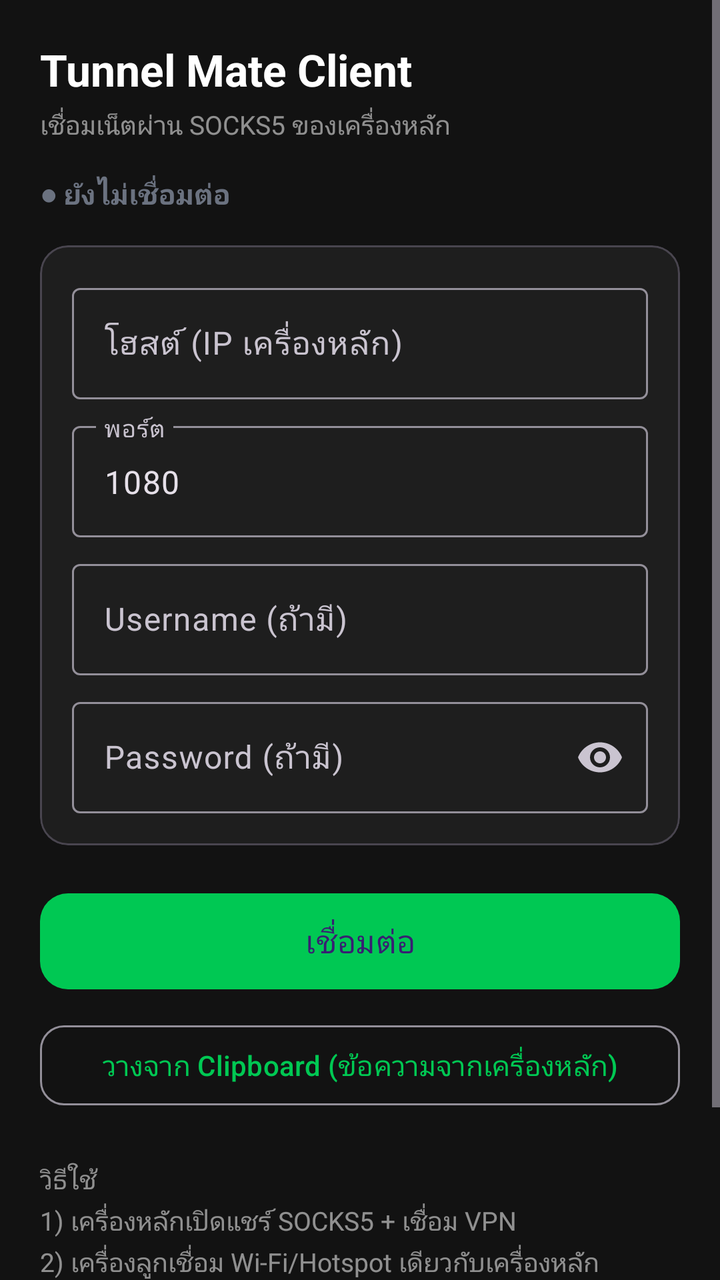
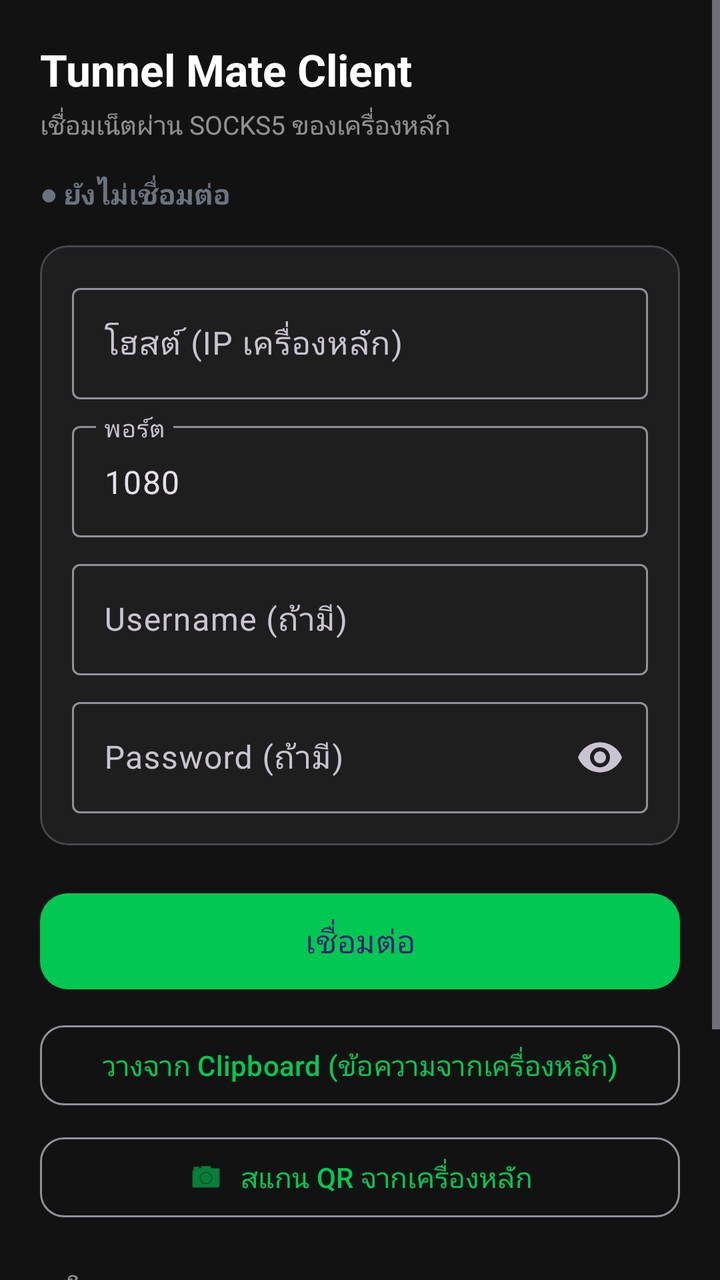

The first picture is an Android layout as it rendered before a commit; the second is the same layout after the commit. The layout source and the unified diff follow.
<!-- AndroidManifest.xml: application theme Theme.TunnelMateClient -->
<!-- res/layout/activity_client_main.xml -->
<?xml version="1.0" encoding="utf-8"?>
<ScrollView xmlns:android="http://schemas.android.com/apk/res/android"
    xmlns:app="http://schemas.android.com/apk/res-auto"
    android:layout_width="match_parent"
    android:layout_height="match_parent"
    android:background="@color/bg"
    android:fillViewport="true">

    <LinearLayout
        android:layout_width="match_parent"
        android:layout_height="wrap_content"
        android:orientation="vertical"
        android:padding="20dp">

        <TextView
            android:layout_width="match_parent"
            android:layout_height="wrap_content"
            android:text="Tunnel Mate Client"
            android:textColor="@color/text"
            android:textSize="22sp"
            android:textStyle="bold" />

        <TextView
            android:layout_width="match_parent"
            android:layout_height="wrap_content"
            android:layout_marginTop="4dp"
            android:text="เชื่อมเน็ตผ่าน SOCKS5 ของเครื่องหลัก"
            android:textColor="@color/muted"
            android:textSize="13sp" />

        <TextView
            android:id="@+id/txtStatus"
            android:layout_width="match_parent"
            android:layout_height="wrap_content"
            android:layout_marginTop="16dp"
            android:text="● ยังไม่เชื่อมต่อ"
            android:textColor="@color/gray"
            android:textSize="14sp"
            android:textStyle="bold" />

        <com.google.android.material.card.MaterialCardView
            android:layout_width="match_parent"
            android:layout_height="wrap_content"
            android:layout_marginTop="16dp"
            app:cardBackgroundColor="@color/card"
            app:cardCornerRadius="14dp"
            app:cardElevation="0dp">

            <LinearLayout
                android:layout_width="match_parent"
                android:layout_height="wrap_content"
                android:orientation="vertical"
                android:padding="16dp">

                <com.google.android.material.textfield.TextInputLayout
                    android:layout_width="match_parent"
                    android:layout_height="wrap_content"
                    android:hint="โฮสต์ (IP เครื่องหลัก)">

                    <com.google.android.material.textfield.TextInputEditText
                        android:id="@+id/edtHost"
                        android:layout_width="match_parent"
                        android:layout_height="wrap_content"
                        android:inputType="text"
                        android:maxLines="1" />
                </com.google.android.material.textfield.TextInputLayout>

                <com.google.android.material.textfield.TextInputLayout
                    android:layout_width="match_parent"
                    android:layout_height="wrap_content"
                    android:layout_marginTop="8dp"
                    android:hint="พอร์ต">

                    <com.google.android.material.textfield.TextInputEditText
                        android:id="@+id/edtPort"
                        android:layout_width="match_parent"
                        android:layout_height="wrap_content"
                        android:inputType="number"
                        android:maxLines="1"
                        android:text="1080" />
                </com.google.android.material.textfield.TextInputLayout>

                <com.google.android.material.textfield.TextInputLayout
                    android:layout_width="match_parent"
                    android:layout_height="wrap_content"
                    android:layout_marginTop="8dp"
                    android:hint="Username (ถ้ามี)">

                    <com.google.android.material.textfield.TextInputEditText
                        android:id="@+id/edtUser"
                        android:layout_width="match_parent"
                        android:layout_height="wrap_content"
                        android:inputType="text"
                        android:maxLines="1" />
                </com.google.android.material.textfield.TextInputLayout>

                <com.google.android.material.textfield.TextInputLayout
                    android:layout_width="match_parent"
                    android:layout_height="wrap_content"
                    android:layout_marginTop="8dp"
                    android:hint="Password (ถ้ามี)"
                    app:endIconMode="password_toggle">

                    <com.google.android.material.textfield.TextInputEditText
                        android:id="@+id/edtPass"
                        android:layout_width="match_parent"
                        android:layout_height="wrap_content"
                        android:inputType="textPassword"
                        android:maxLines="1" />
                </com.google.android.material.textfield.TextInputLayout>
            </LinearLayout>
        </com.google.android.material.card.MaterialCardView>

        <com.google.android.material.button.MaterialButton
            android:id="@+id/btnConnect"
            android:layout_width="match_parent"
            android:layout_height="56dp"
            android:layout_marginTop="20dp"
            android:text="เชื่อมต่อ"
            android:textSize="16sp"
            app:backgroundTint="@color/green"
            app:cornerRadius="14dp" />

        <com.google.android.material.button.MaterialButton
            android:id="@+id/btnPaste"
            style="@style/Widget.Material3.Button.OutlinedButton"
            android:layout_width="match_parent"
            android:layout_height="wrap_content"
            android:layout_marginTop="10dp"
            android:text="วางจาก Clipboard (ข้อความจากเครื่องหลัก)"
            app:cornerRadius="12dp" />

        <TextView
            android:layout_width="match_parent"
            android:layout_height="wrap_content"
            android:layout_marginTop="24dp"
            android:lineSpacingExtra="3dp"
            android:text="วิธีใช้\n1) เครื่องหลักเปิดแชร์ SOCKS5 + เชื่อม VPN\n2) เครื่องลูกเชื่อม Wi‑Fi/Hotspot เดียวกับเครื่องหลัก\n3) กรอก IP ที่เครื่องหลักแสดง (หรือกดวางจาก Clipboard)\n4) กดเชื่อมต่อ แล้วอนุญาต VPN\n\nแอปนี้จะส่งเน็ตทั้งเครื่องผ่าน Proxy ของเครื่องหลัก"
            android:textColor="@color/muted"
            android:textSize="13sp" />
    </LinearLayout>
</ScrollView>
<!-- resources referenced by this layout -->
<resources>
  <color name="bg">#121212</color>
  <color name="card">#1E1E1E</color>
  <color name="gray">#6B7280</color>
  <color name="green">#00C853</color>
  <color name="muted">#88FFFFFF</color>
  <color name="text">#FFFFFF</color>
  <style name="Theme.TunnelMateClient" parent="Theme.Material3.Dark.NoActionBar">
          <item name="android:statusBarColor">@color/bg</item>
          <item name="android:navigationBarColor">@color/bg</item>
          <item name="android:windowBackground">@color/bg</item>
          <item name="colorPrimary">@color/green</item>
      </style>
</resources>

<!-- the commit's change to res/layout/activity_client_main.xml (unified diff, before → after) -->
@@ -130,12 +130,25 @@
             android:text="วางจาก Clipboard (ข้อความจากเครื่องหลัก)"
             app:cornerRadius="12dp" />
 
+        <com.google.android.material.button.MaterialButton
+            android:id="@+id/btnScanQr"
+            style="@style/Widget.Material3.Button.OutlinedButton"
+            android:layout_width="match_parent"
+            android:layout_height="wrap_content"
+            android:layout_marginTop="8dp"
+            android:text="สแกน QR จากเครื่องหลัก"
+            app:cornerRadius="12dp"
+            app:icon="@android:drawable/ic_menu_camera"
+            app:iconGravity="textStart"
+            app:iconPadding="8dp"
+            app:iconTint="@color/green" />
+
         <TextView
             android:layout_width="match_parent"
             android:layout_height="wrap_content"
             android:layout_marginTop="24dp"
             android:lineSpacingExtra="3dp"
-            android:text="วิธีใช้\n1) เครื่องหลักเปิดแชร์ SOCKS5 + เชื่อม VPN\n2) เครื่องลูกเชื่อม Wi‑Fi/Hotspot เดียวกับเครื่องหลัก\n3) กรอก IP ที่เครื่องหลักแสดง (หรือกดวางจาก Clipboard)\n4) กดเชื่อมต่อ แล้วอนุญาต VPN\n\nแอปนี้จะส่งเน็ตทั้งเครื่องผ่าน Proxy ของเครื่องหลัก"
+            android:text="วิธีใช้\n1) เครื่องหลักเปิดแชร์ SOCKS5 + เชื่อม VPN\n2) เครื่องลูกเชื่อม Wi‑Fi/Hotspot เดียวกับเครื่องหลัก\n3) สแกน QR / วาง Clipboard / กรอก IP\n4) กดเชื่อมต่อ แล้วอนุญาต VPN\n\nแอปนี้จะส่งเน็ตทั้งเครื่องผ่าน Proxy ของเครื่องหลัก"
             android:textColor="@color/muted"
             android:textSize="13sp" />
     </LinearLayout>
